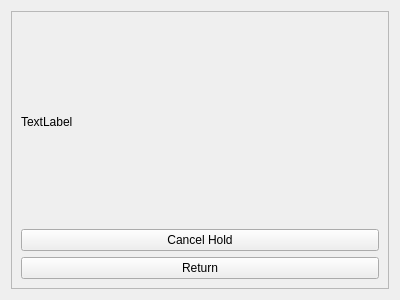
Qt form holditemui.ui (OliBot03/HinLIBS) before a commit.
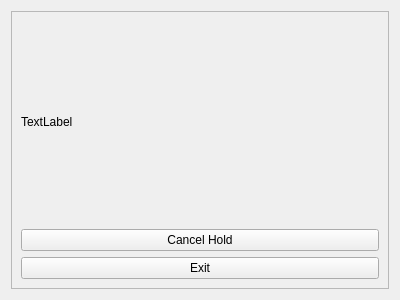
The same form after that commit.

```diff
--- a/holditemui.ui
+++ b/holditemui.ui
@@ -29,7 +29,7 @@
       <item row="2" column="0">
        <widget class="QPushButton" name="return_2">
         <property name="text">
-         <string>Return</string>
+         <string>Exit</string>
         </property>
        </widget>
       </item>
```
